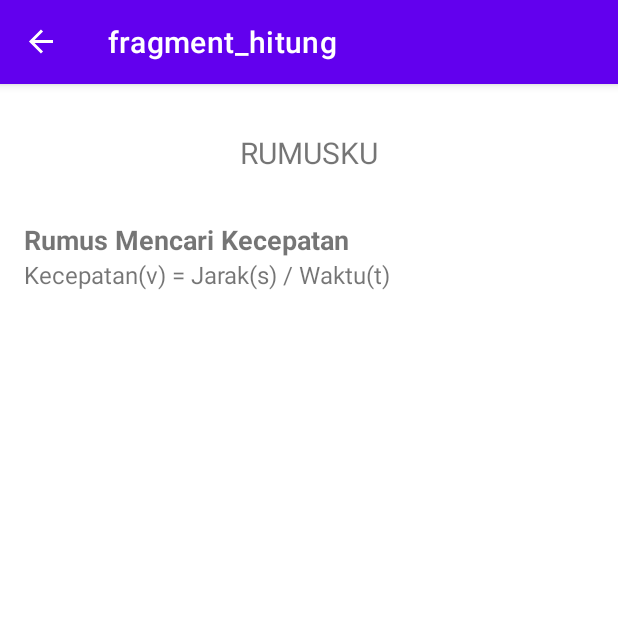
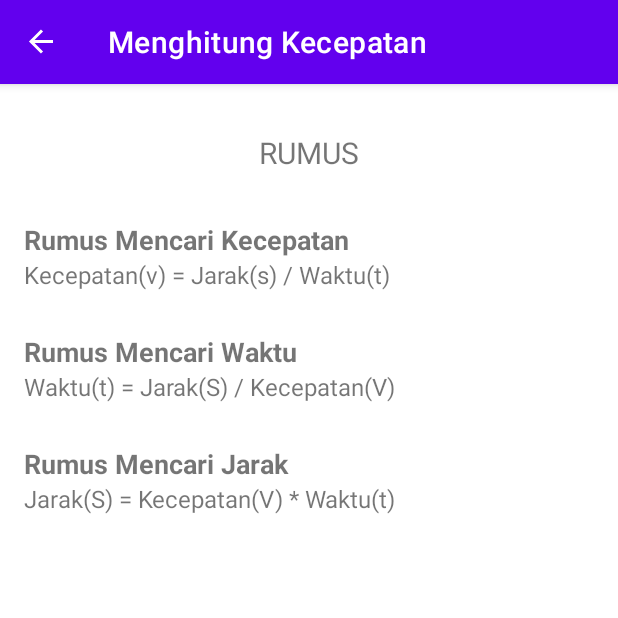
Before and after one commit to amandaputri/HitungKecepatam, an Android app: the RumusFragment screen opened through its navigation route, on a phone screen of 412 x 824 dp, the top half of it. Run offline under Robolectric (Android 15) with nearby library versions, the phone set to English and light mode, and no system bars; our stand-ins replace Room's generated code, navigation-ui; Roboto replaces fonts that are not available here.

```diff
--- a/app/src/main/java/org/d3if2036/hitungkecepatan/db/KecepatanDao.kt
+++ b/app/src/main/java/org/d3if2036/hitungkecepatan/db/KecepatanDao.kt
@@ -13,4 +13,7 @@ interface KecepatanDao {
 
     @Query("SELECT * FROM hKecepatan ORDER BY id DESC ")
     fun getLastKecepatan(): LiveData<List<KecepatanEntity>>
+
+    @Query("DELETE FROM hKecepatan")
+    fun clearData()
 }
--- /dev/null
+++ b/app/src/main/res/drawable/ic_baseline_delete_forever_24.xml
@@ -0,0 +1,5 @@
+<vector android:height="24dp" android:tint="#FFFFFF"
+    android:viewportHeight="24" android:viewportWidth="24"
+    android:width="24dp" xmlns:android="http://schemas.android.com/apk/res/android">
+    <path android:fillColor="@android:color/white" android:pathData="M6,19c0,1.1 0.9,2 2,2h8c1.1,0 2,-0.9 2,-2L18,7L6,7v12zM8.46,11.88l1.41,-1.41L12,12.59l2.12,-2.12 1.41,1.41L13.41,14l2.12,2.12 -1.41,1.41L12,15.41l-2.12,2.12 -1.41,-1.41L10.59,14l-2.13,-2.12zM15.5,4l-1,-1h-5l-1,1L5,4v2h14L19,4z"/>
+</vector>
--- a/app/src/main/res/layout/fragment_rumus.xml
+++ b/app/src/main/res/layout/fragment_rumus.xml
@@ -31,6 +31,28 @@
             android:textSize="18sp"
             app:layout_constraintTop_toBottomOf="@id/judul"
             android:text="@string/judul_kecepatan" />
+
+        <TextView
+            android:layout_marginTop="28dp"
+            android:textStyle="bold"
+            android:id="@+id/judulWaktu"
+            android:layout_width="match_parent"
+            android:layout_height="wrap_content"
+            android:textSize="18sp"
+            app:layout_constraintTop_toBottomOf="@id/rumusKecepatan"
+            android:text="Rumus Mencari Waktu" />
+
+        <TextView
+            android:layout_marginTop="28dp"
+            android:textStyle="bold"
+            android:id="@+id/judulJarak"
+            android:layout_width="match_parent"
+            android:layout_height="wrap_content"
+            android:textSize="18sp"
+            app:layout_constraintTop_toBottomOf="@id/rumusWaktu"
+            android:text="Rumus Mencari Jarak" />
+
+
         <TextView
             android:id="@+id/rumusKecepatan"
             android:layout_width="match_parent"
@@ -39,6 +61,22 @@
             app:layout_constraintTop_toBottomOf="@id/judulKecepatan"
             android:text="@string/rumus_kecepatan" />
 
+        <TextView
+            android:id="@+id/rumusWaktu"
+            android:layout_width="match_parent"
+            android:layout_height="wrap_content"
+            android:textSize="16sp"
+            app:layout_constraintTop_toBottomOf="@+id/judulWaktu"
+            android:text="@string/rumus_waktu" />
+
+        <TextView
+            android:id="@+id/rumusJarak"
+            android:layout_width="match_parent"
+            android:layout_height="wrap_content"
+            android:textSize="16sp"
+            app:layout_constraintTop_toBottomOf="@+id/judulJarak"
+            android:text="@string/rumus_jarak" />
+
     </androidx.constraintlayout.widget.ConstraintLayout>
 
 </ScrollView>
--- a/app/src/main/res/navigation/navigation.xml
+++ b/app/src/main/res/navigation/navigation.xml
@@ -8,7 +8,7 @@
     <fragment
         android:id="@+id/hitungFragment"
         android:name="org.d3if2036.hitungkecepatan.ui.hitung.HitungFragment"
-        android:label="fragment_hitung"
+        android:label="Menghitung Kecepatan"
         tools:layout="@layout/fragment_hitung" >
         <action
             android:id="@+id/action_hitungFragment_to_rumusFragment"
--- a/app/src/main/res/values/strings.xml
+++ b/app/src/main/res/values/strings.xml
@@ -8,9 +8,13 @@
     <string name="hasilKecepatan">Kecepatan : %1$.2f km/jam</string>
     <string name="judul_kecepatan">Rumus Mencari Kecepatan</string>
     <string name="rumus_kecepatan">Kecepatan(v) = Jarak(s) / Waktu(t)</string>
-    <string name="judulRumus">RUMUSKU</string>
+    <string name="judul_waktu">Rumus Mencari Waktu</string>
+    <string name="rumus_waktu">Waktu(t) = Jarak(S) / Kecepatan(V)</string>
+    <string name="judul_jarak">Rumus Mencari Jarak</string>
+    <string name="rumus_jarak">Jarak(S) = Kecepatan(V) * Waktu(t)</string>
+    <string name="judulRumus">RUMUS</string>
     <string name="lihat_rumus">Lihat Rumus</string>
-    <string name="isi_about">ISI SENDIRI BESOK ISINYA APA</string>
+    <string name="isi_about">Hitung Kecepatan atau (V) merupakan sebuah aplikasi Android untuk menemukan besaran jarak tempuh suatu benda dalam satuan waktu</string>
     <string name="about_app">Tentang Aplikasi</string>
     <string name="bagikan">Bagikan</string>
     <string name="bagikantemp">Jarak : %1$s km\nWaktu : %2$s jam\n\nHasil Kecepatan\n%3$s</string>
```
Also changed, not shown: app/src/main/java/org/d3if2036/hitungkecepatan/ui/histori/HistoriFragment.kt (+29 -3 lines), app/src/main/java/org/d3if2036/hitungkecepatan/ui/histori/HistoriViewModel.kt (+11 -1 lines), app/src/main/res/menu/histori_menu.xml (added, +11 -0 lines).
